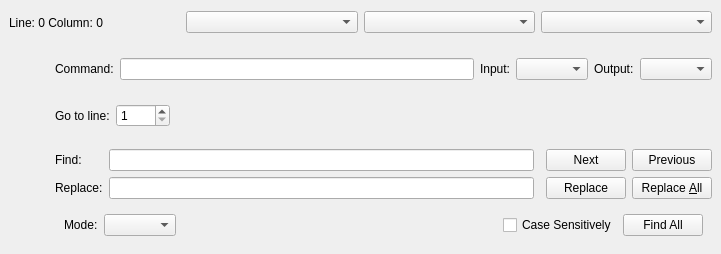
Before: the Qt Designer form resources/ui/editorstatus.ui in prymatex/prymatex, drawn with Qt 5.
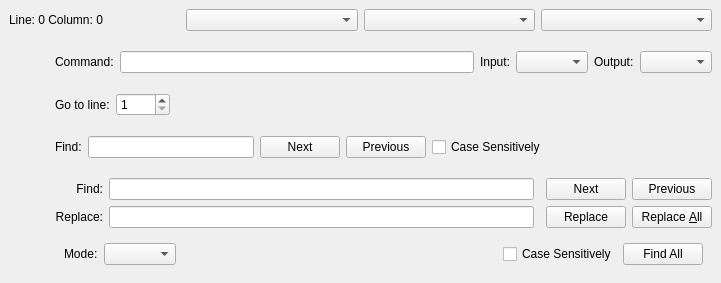
After: the same form once the commit is applied. Icons and pictures are not drawn.

Commit message: find replace

The edit to the form file:
```diff
--- a/resources/ui/editorstatus.ui
+++ b/resources/ui/editorstatus.ui
@@ -142,6 +142,85 @@
      </layout>
     </widget>
    </item>
+   <item>
+    <widget class="QWidget" name="widgetIFind" native="true">
+     <layout class="QHBoxLayout" name="horizontalLayout_5">
+      <item>
+       <widget class="QPushButton" name="pushButtonIFindClose">
+        <property name="text">
+         <string/>
+        </property>
+        <property name="icon">
+         <iconset resource="../resources.qrc">
+          <normaloff>:/icons/actions/dialog-close.png</normaloff>:/icons/actions/dialog-close.png</iconset>
+        </property>
+        <property name="flat">
+         <bool>true</bool>
+        </property>
+       </widget>
+      </item>
+      <item>
+       <widget class="QLabel" name="labelIFind">
+        <property name="text">
+         <string>Find:</string>
+        </property>
+       </widget>
+      </item>
+      <item>
+       <widget class="QLineEdit" name="lineEditIFind"/>
+      </item>
+      <item>
+       <widget class="QPushButton" name="pushButtonIFindNext">
+        <property name="toolTip">
+         <string>&lt;!DOCTYPE HTML PUBLIC &quot;-//W3C//DTD HTML 4.0//EN&quot; &quot;http://www.w3.org/TR/REC-html40/strict.dtd&quot;&gt;
+&lt;html&gt;&lt;head&gt;&lt;meta name=&quot;qrichtext&quot; content=&quot;1&quot; /&gt;&lt;style type=&quot;text/css&quot;&gt;
+p, li { white-space: pre-wrap; }
+&lt;/style&gt;&lt;/head&gt;&lt;body style=&quot; font-family:'Nimbus Mono L'; font-size:8pt; font-weight:600; font-style:normal;&quot;&gt;
+&lt;p style=&quot; margin-top:0px; margin-bottom:0px; margin-left:0px; margin-right:0px; -qt-block-indent:0; text-indent:0px;&quot;&gt;Find Previous&lt;/p&gt;&lt;/body&gt;&lt;/html&gt;</string>
+        </property>
+        <property name="text">
+         <string>Next</string>
+        </property>
+        <property name="icon">
+         <iconset resource="../resources.qrc">
+          <normaloff>:/icons/actions/go-down.png</normaloff>:/icons/actions/go-down.png</iconset>
+        </property>
+       </widget>
+      </item>
+      <item>
+       <widget class="QPushButton" name="pushButtonIFindPrevious">
+        <property name="text">
+         <string>Previous</string>
+        </property>
+        <property name="icon">
+         <iconset resource="../resources.qrc">
+          <normaloff>:/icons/actions/go-up.png</normaloff>:/icons/actions/go-up.png</iconset>
+        </property>
+       </widget>
+      </item>
+      <item>
+       <widget class="QCheckBox" name="checkBoxIFindCaseSensitively">
+        <property name="text">
+         <string>Case Sensitively</string>
+        </property>
+       </widget>
+      </item>
+      <item>
+       <spacer name="spacerIFind">
+        <property name="orientation">
+         <enum>Qt::Horizontal</enum>
+        </property>
+        <property name="sizeHint" stdset="0">
+         <size>
+          <width>155</width>
+          <height>20</height>
+         </size>
+        </property>
+       </spacer>
+      </item>
+     </layout>
+    </widget>
+   </item>
    <item>
     <widget class="QWidget" name="widgetFindReplace" native="true">
      <layout class="QGridLayout" name="gridLayout">
@@ -164,6 +243,9 @@
         <property name="text">
          <string>Find:</string>
         </property>
+        <property name="alignment">
+         <set>Qt::AlignRight|Qt::AlignTrailing|Qt::AlignVCenter</set>
+        </property>
        </widget>
       </item>
       <item row="1" column="1">
@@ -171,6 +253,9 @@
         <property name="text">
          <string>Replace:</string>
         </property>
+        <property name="alignment">
+         <set>Qt::AlignRight|Qt::AlignTrailing|Qt::AlignVCenter</set>
+        </property>
        </widget>
       </item>
       <item row="0" column="2">
```
Left out of the diff: 6 changed lines with no effect on the pictures. The commit also changes 3 other files.
